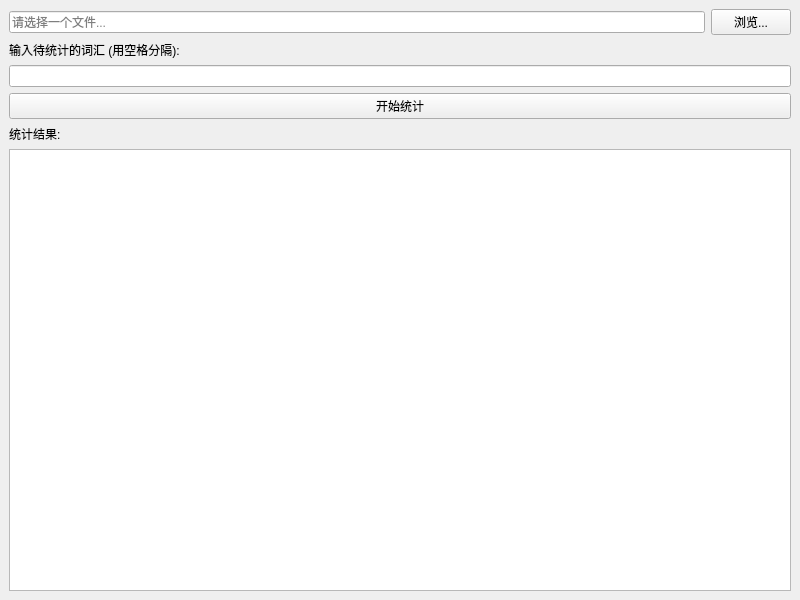
The window that project2_v1/mainwindow.ui (Learner-Liang/sysu_homework) describes before a commit, drawn with Qt 5.
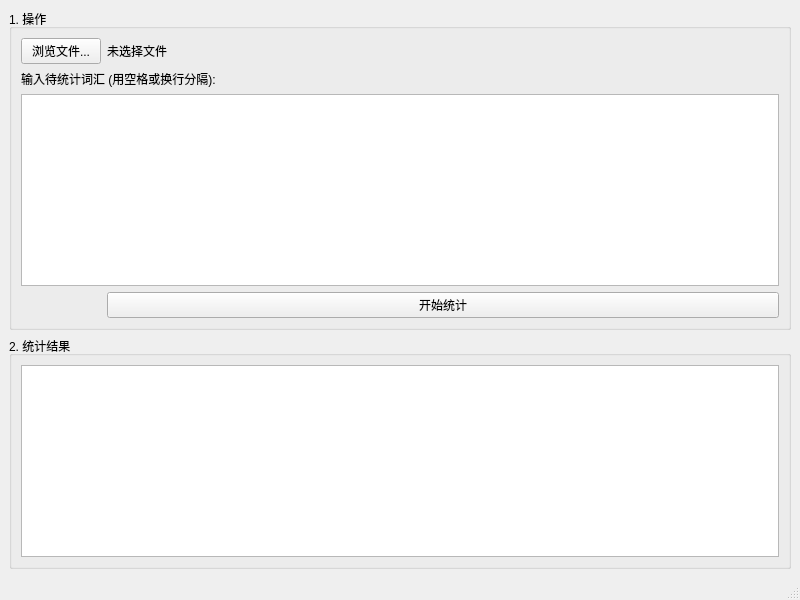
The same window after the commit.

Patch:
```diff
--- a/project2_v1/mainwindow.ui
+++ b/project2_v1/mainwindow.ui
@@ -16,52 +16,53 @@
   <widget class="QWidget" name="centralwidget">
    <layout class="QVBoxLayout" name="verticalLayout">
     <item>
-     <layout class="QHBoxLayout" name="horizontalLayout">
-      <item>
-       <widget class="QLineEdit" name="filePathLineEdit">
-        <property name="readOnly">
-         <bool>true</bool>
-        </property>
-        <property name="placeholderText">
-         <string>请选择一个文件...</string>
-        </property>
-       </widget>
-      </item>
-      <item>
+     <widget class="QGroupBox" name="groupBox">
+      <property name="title">
+       <string>1. 操作</string>
+      </property>
+      <layout class="QFormLayout" name="formLayout">
+       <item row="0" column="0">
        <widget class="QPushButton" name="browseButton">
         <property name="text">
-         <string>浏览...</string>
+          <string>浏览文件...</string>
         </property>
        </widget>
       </item>
-     </layout>
-    </item>
-    <item>
+       <item row="0" column="1">
+        <widget class="QLabel" name="filePathLabel">
+         <property name="text">
+          <string>未选择文件</string>
+         </property>
+        </widget>
+       </item>
+       <item row="1" column="0" colspan="2">
      <widget class="QLabel" name="label">
       <property name="text">
-       <string>输入待统计的词汇 (用空格分隔):</string>
+          <string>输入待统计词汇 (用空格或换行分隔):</string>
       </property>
      </widget>
     </item>
-    <item>
-     <widget class="QLineEdit" name="wordsLineEdit"/>
-    </item>
-    <item>
+       <item row="2" column="0" colspan="2">
+        <widget class="QTextEdit" name="wordsInput"/>
+       </item>
+       <item row="3" column="1">
      <widget class="QPushButton" name="startButton">
       <property name="text">
        <string>开始统计</string>
       </property>
      </widget>
     </item>
-    <item>
-     <widget class="QLabel" name="label_2">
-      <property name="text">
-       <string>统计结果:</string>
-      </property>
+      </layout>
      </widget>
     </item>
     <item>
-     <widget class="QTextEdit" name="resultTextEdit">
+     <widget class="QGroupBox" name="groupBox_2">
+      <property name="title">
+       <string>2. 统计结果</string>
+      </property>
+      <layout class="QVBoxLayout" name="verticalLayout_2">
+       <item>
+        <widget class="QPlainTextEdit" name="resultOutput">
       <property name="readOnly">
        <bool>true</bool>
       </property>
@@ -69,6 +70,10 @@
     </item>
    </layout>
   </widget>
+    </item>
+   </layout>
+  </widget>
+  <widget class="QStatusBar" name="statusbar"/>
  </widget>
  <resources/>
  <connections/>
```
Left out of the diff: 2 changed lines with no effect on the pictures. Lines whose indentation alone changed are shown as unchanged.
